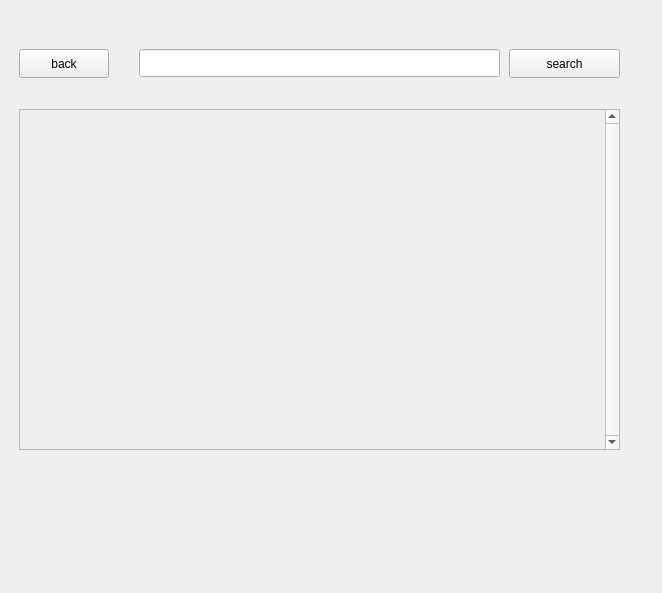
Above: TalkBraderApp/mainwindow.ui from Cardonia/chatting-system before the change. Below: the same form after it.
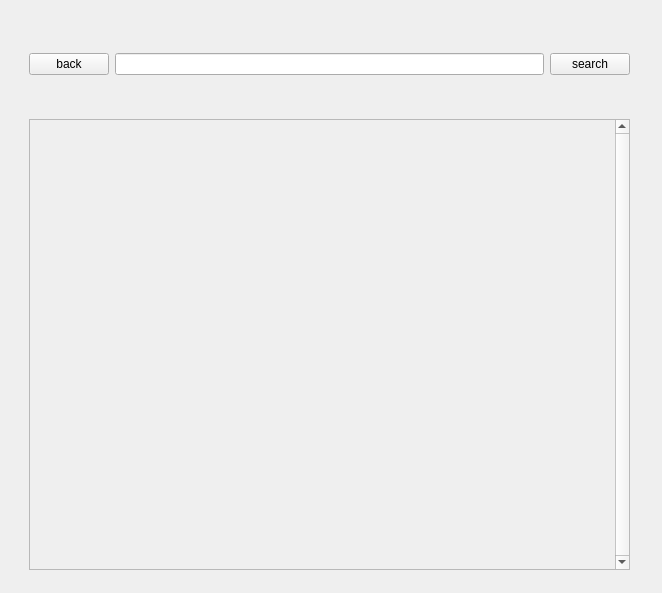
That is the form after the change. The open tabs and pages were chosen to show the change.

```diff
--- a/TalkBraderApp/mainwindow.ui
+++ b/TalkBraderApp/mainwindow.ui
@@ -109,49 +109,13 @@
        </widget>
       </widget>
       <widget class="QWidget" name="addFriendPage">
-       <widget class="QPushButton" name="pushButton">
-        <property name="geometry">
-         <rect>
-          <x>10</x>
-          <y>40</y>
-          <width>90</width>
-          <height>29</height>
-         </rect>
-        </property>
-        <property name="text">
-         <string>back</string>
-        </property>
-       </widget>
-       <widget class="QLineEdit" name="searchBar">
-        <property name="geometry">
-         <rect>
-          <x>130</x>
-          <y>40</y>
-          <width>361</width>
-          <height>28</height>
-         </rect>
-        </property>
-       </widget>
-       <widget class="QPushButton" name="searchB">
-        <property name="geometry">
-         <rect>
-          <x>500</x>
-          <y>40</y>
-          <width>111</width>
-          <height>29</height>
-         </rect>
-        </property>
-        <property name="text">
-         <string>search</string>
-        </property>
-       </widget>
        <widget class="QScrollArea" name="scrollArea">
         <property name="geometry">
          <rect>
-          <x>10</x>
-          <y>100</y>
+          <x>20</x>
+          <y>110</y>
           <width>601</width>
-          <height>341</height>
+          <height>451</height>
          </rect>
         </property>
         <property name="mouseTracking">
@@ -178,6 +142,35 @@
          <layout class="QVBoxLayout" name="verticalLayout"/>
         </widget>
        </widget>
+       <widget class="QWidget" name="horizontalLayoutWidget">
+        <property name="geometry">
+         <rect>
+          <x>20</x>
+          <y>20</y>
+          <width>601</width>
+          <height>71</height>
+         </rect>
+        </property>
+        <layout class="QHBoxLayout" name="horizontalLayout">
+         <item>
+          <widget class="QPushButton" name="pushButton">
+           <property name="text">
+            <string>back</string>
+           </property>
+          </widget>
+         </item>
+         <item>
+          <widget class="QLineEdit" name="searchBar"/>
+         </item>
+         <item>
+          <widget class="QPushButton" name="searchB">
+           <property name="text">
+            <string>search</string>
+           </property>
+          </widget>
+         </item>
+        </layout>
+       </widget>
       </widget>
       <widget class="QWidget" name="RequetPage">
        <widget class="QScrollArea" name="scrollArea_2">
```
Left out of the diff: 4 changed lines with no effect on the pictures.
